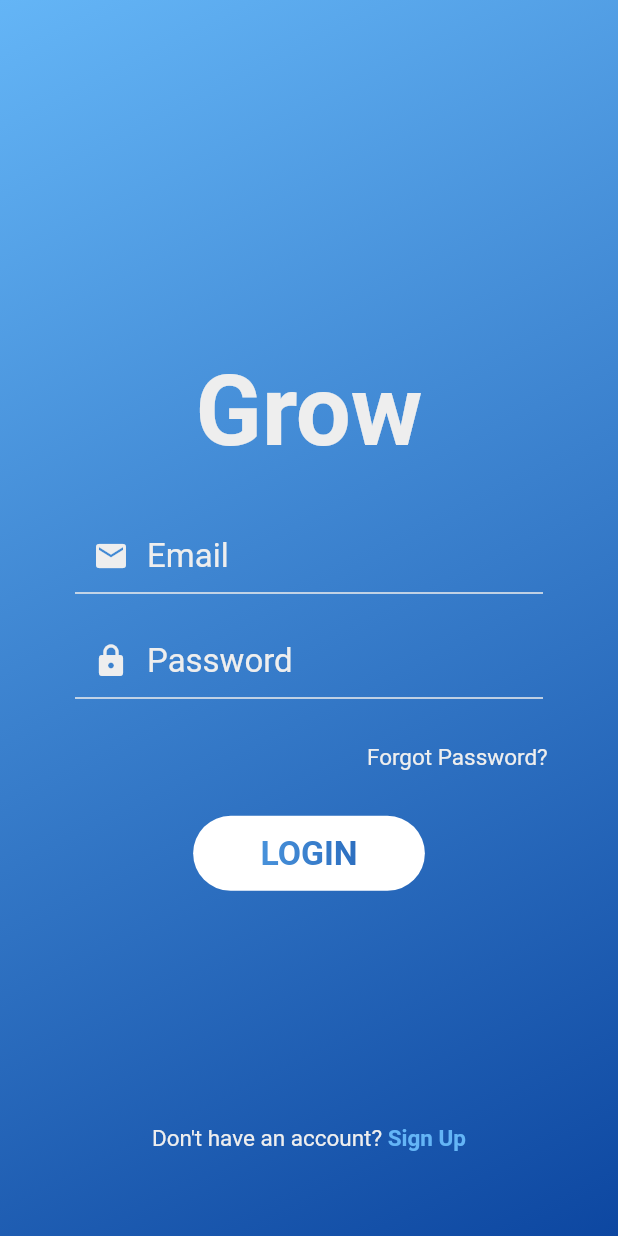
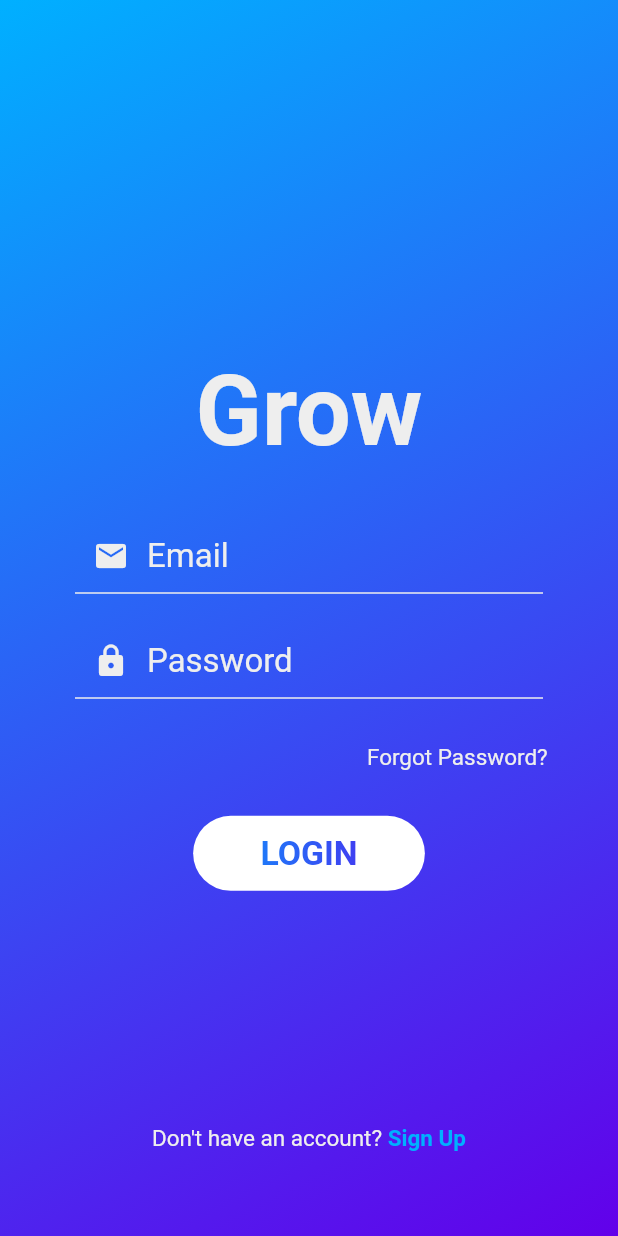
Before and after one commit to Omine100/Grow, a Flutter app: the screen it shows after launch, on a phone screen of 412 x 824 dp. Run offline on Flutter 3.47's test engine with Material 2 defaults, Android fonts, the phone set to English and light mode, and no system bars; our stand-ins replace bubble_bottom_bar, cloud_firestore, firebase_auth, fl_chart, flutter_swiper, intro_slider and 1 more; accounts and stored records are empty.

Commit message:
UI Updates
Trying some more stuff

```diff
--- a/grow_2.7/grow/lib/services/themes.dart
+++ b/grow_2.7/grow/lib/services/themes.dart
@@ -15,9 +15,9 @@ class Themes {
       cardColor: Colors.grey.shade300,
       cursorColor: Colors.white,
       buttonColor: Colors.lightBlueAccent.shade400,
-      backgroundColor: Colors.blue.shade900,
-      dividerColor: Colors.blue.shade600,
-      highlightColor: Colors.blue.shade300,
+      backgroundColor: Colors.deepPurpleAccent.shade700,
+      dividerColor: Colors.blue.shade700,
+      highlightColor: Colors.lightBlueAccent.shade400,
     );
   }
 
```
Also changed, not shown: grow_2.7/grow/lib/pages/home.dart (+24 -22 lines).
